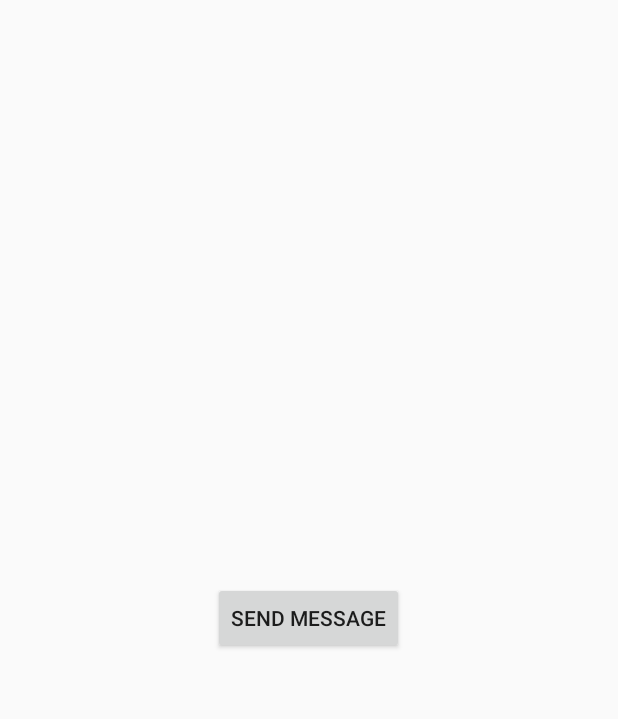
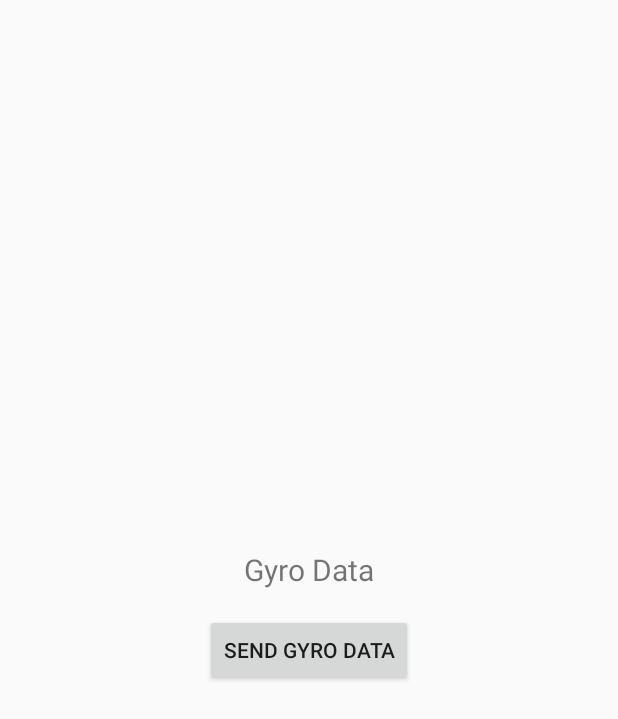
Before and after one commit to ZainKhansn/PhoneGyroToCar, an Android app: the layout activity_main.xml on its own in the app's theme, with its tools: preview values and no code run, on a phone screen of 412 x 824 dp. Shown: the top 719 px of the screen. Run offline under Robolectric (Android 15) with nearby library versions, the light colour scheme and no system bars.

Commit message:
Update activity_main.xml

```diff
--- a/app/src/main/res/layout/activity_main.xml
+++ b/app/src/main/res/layout/activity_main.xml
@@ -1,19 +1,24 @@
 <?xml version="1.0" encoding="utf-8"?>
-<RelativeLayout xmlns:android="http://schemas.android.com/apk/res/android"
+<LinearLayout xmlns:android="http://schemas.android.com/apk/res/android"
     xmlns:tools="http://schemas.android.com/tools"
     android:layout_width="match_parent"
     android:layout_height="match_parent"
-    android:paddingLeft="16dp"
-    android:paddingTop="16dp"
-    android:paddingRight="16dp"
-    android:paddingBottom="16dp"
+    android:orientation="vertical"
+    android:gravity="center"
     tools:context=".MainActivity">
+
+    <TextView
+        android:id="@+id/textInputLayout"
+        android:layout_width="wrap_content"
+        android:layout_height="wrap_content"
+        android:layout_marginBottom="16dp"
+        android:text="Gyro Data"
+        android:textSize="20sp" />
 
     <Button
         android:id="@+id/send_button"
         android:layout_width="wrap_content"
         android:layout_height="wrap_content"
-        android:text="Send Message"
-        android:layout_centerInParent="true"/>
+        android:text="Send Gyro Data" />
 
-</RelativeLayout>
+</LinearLayout>
```
